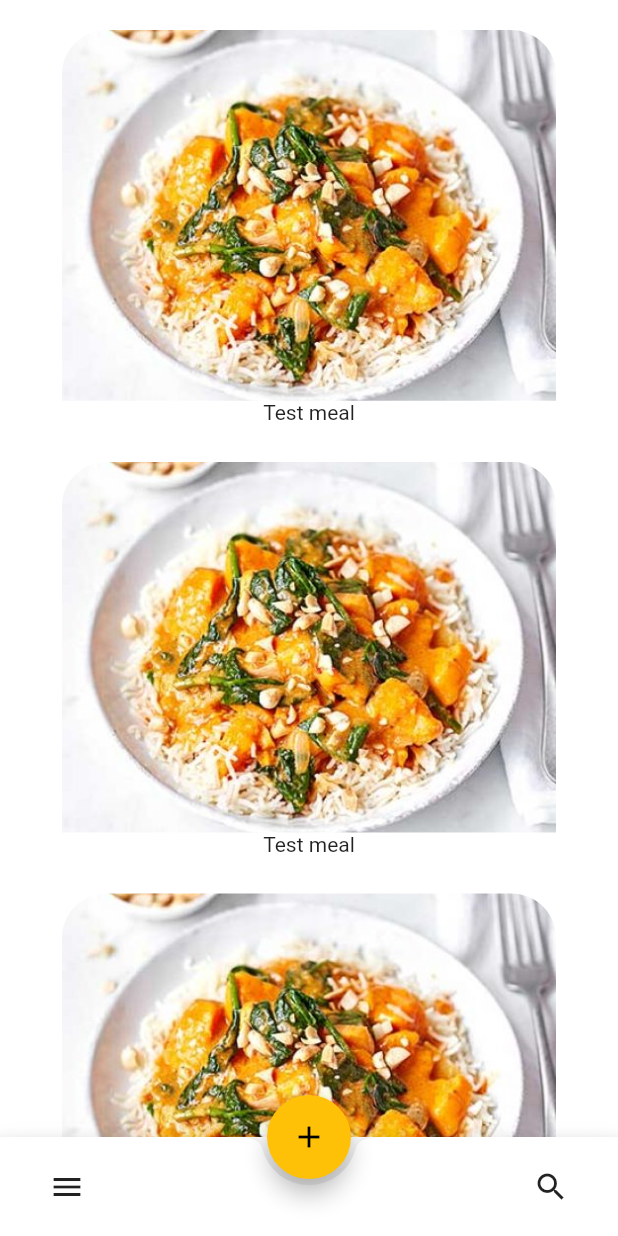
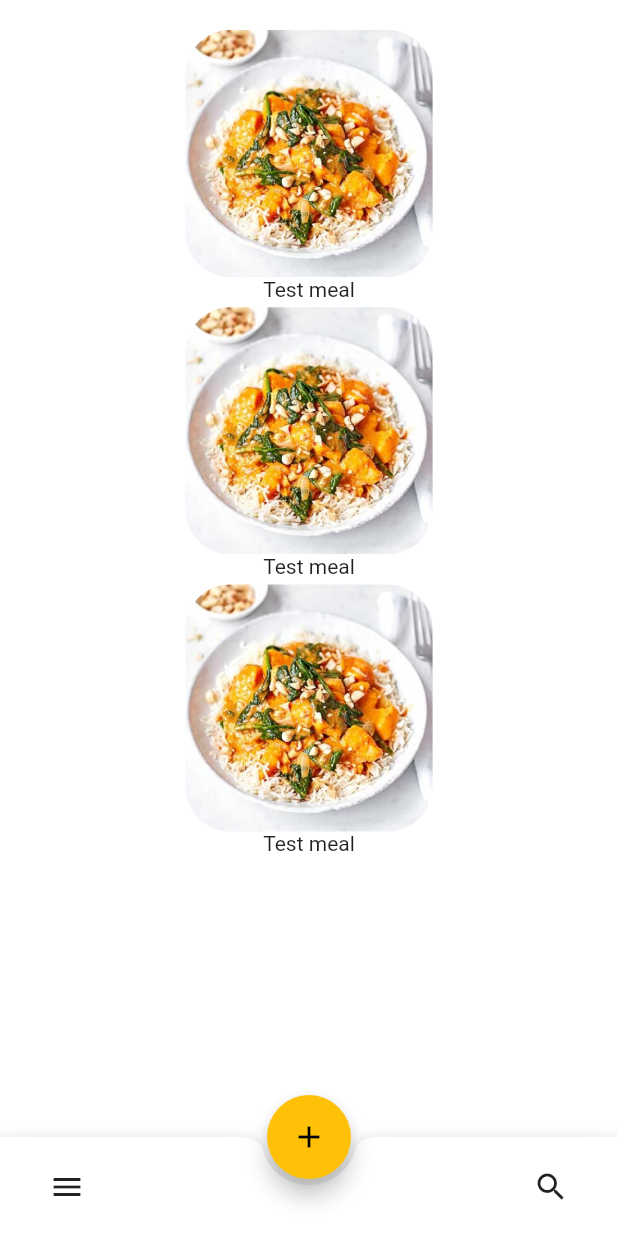
Before and after one commit to ArkadiiShatkovskyi/Flutter, a Flutter app: the screen it shows after launch, on a phone screen of 412 x 824 dp. Run offline on Flutter 3.47's test engine with Material 2 defaults, Android fonts, the light colour scheme and no system bars; our stand-ins replace ant_icons, charts_flutter, cloud_firestore, firebase_auth, firebase_core, flare_flutter and 4 more; accounts and stored records are empty.

Commit message:
SizedBox with circular corners

```diff
--- a/meals_app/lib/widgets/RecipeWidget.dart
+++ b/meals_app/lib/widgets/RecipeWidget.dart
@@ -8,8 +8,8 @@ class RecipeWidget extends StatelessWidget {
   @override
   Widget build(BuildContext context) {
     return Container(
-      width: size.width * 0.8,
-      height: size.height * 0.325,
+      width: size.width * 0.4,
+      height: size.height * 0.2,
       padding: EdgeInsets.only(left:10, right: 10),
       decoration: BoxDecoration(
         borderRadius: BorderRadius.all(Radius.circular(30),),
@@ -17,12 +17,14 @@ class RecipeWidget extends StatelessWidget {
       child: Column(
         children: <Widget>[
           SizedBox(
-            width: size.width * 0.8,
-            height: size.height * 0.3,
+            width: size.width * 0.4, //0.8
+            height: size.height * 0.2,//0.3
             child: ClipRRect(
                 borderRadius: BorderRadius.only(
                   topLeft: Radius.circular(30),
                   topRight: Radius.circular(30),
+                  bottomLeft: Radius.circular(30),
+                  bottomRight: Radius.circular(30)
                 ),
                 child: recipeImage()),
           ),
```
